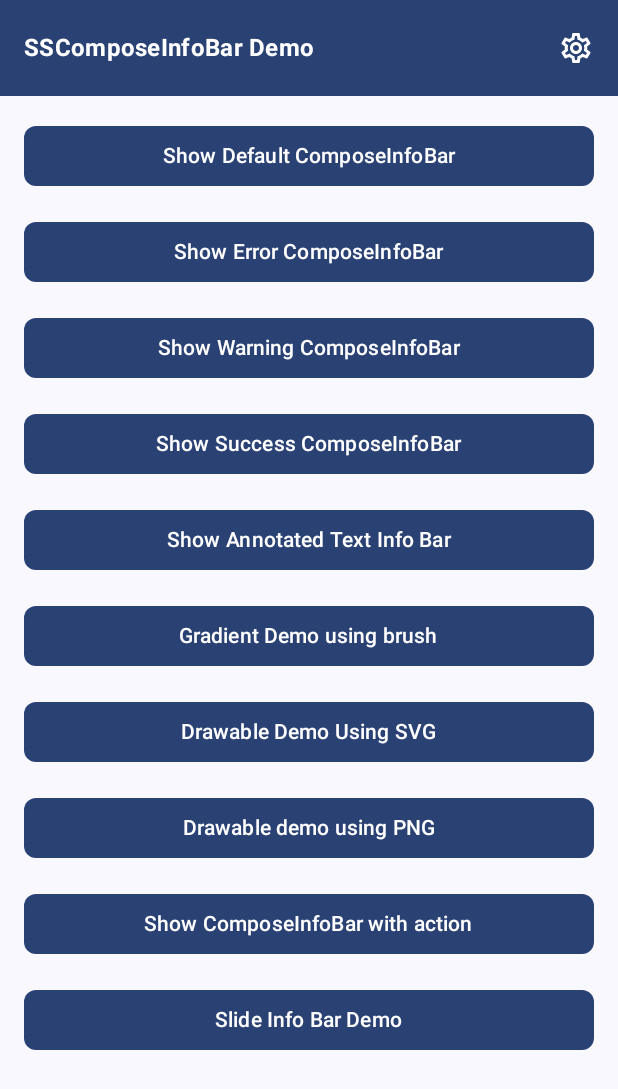
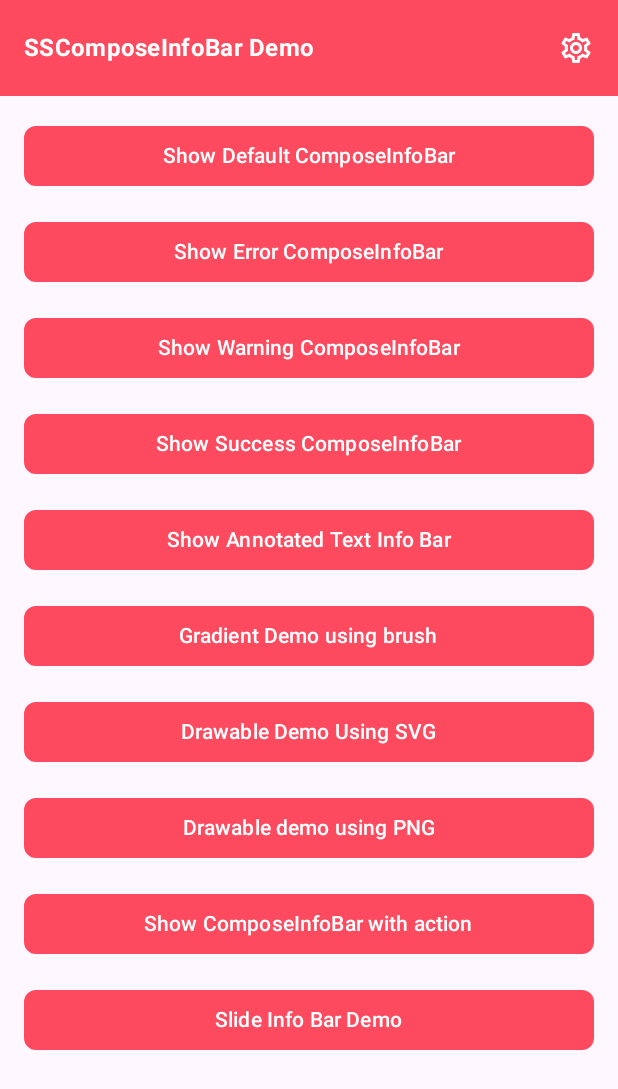
Before and after one commit to SimformSolutionsPvtLtd/SSCompose-CustomInfoBar, an Android app built with Jetpack Compose: the screen it shows after launch (MainActivity), on a phone screen of 412 x 824 dp. Shown: the top 1089 px of the screen. Run offline under Robolectric (Android 15) with nearby library versions, the phone set to English and light mode, and no system bars.

Commit message:
UNT-T26818: Theme changes

```diff
--- a/app/src/main/java/com/simform/sscustominfobarapp/home/Home.kt
+++ b/app/src/main/java/com/simform/sscustominfobarapp/home/Home.kt
@@ -1,9 +1,9 @@
 package com.simform.sscustominfobarapp.home
 
 import android.widget.Toast
-import androidx.compose.foundation.background
 import androidx.compose.foundation.layout.Arrangement
 import androidx.compose.foundation.layout.Box
+import androidx.compose.foundation.layout.PaddingValues
 import androidx.compose.foundation.layout.fillMaxSize
 import androidx.compose.foundation.layout.fillMaxWidth
 import androidx.compose.foundation.layout.height
@@ -14,6 +14,7 @@ import androidx.compose.foundation.lazy.rememberLazyListState
 import androidx.compose.material.icons.Icons
 import androidx.compose.material.icons.outlined.Settings
 import androidx.compose.material3.Button
+import androidx.compose.material3.ButtonDefaults
 import androidx.compose.material3.ExperimentalMaterial3Api
 import androidx.compose.material3.Icon
 import androidx.compose.material3.IconButton
@@ -32,10 +33,12 @@ import androidx.compose.runtime.rememberCoroutineScope
 import androidx.compose.runtime.setValue
 import androidx.compose.ui.Alignment
 import androidx.compose.ui.Modifier
+import androidx.compose.ui.graphics.Color
 import androidx.compose.ui.platform.LocalContext
 import androidx.compose.ui.res.stringResource
 import androidx.compose.ui.text.font.FontWeight
 import androidx.compose.ui.unit.dp
+import com.simform.sscustominfobar.animation.AnimationType
 import com.simform.sscustominfobar.main.SSComposeInfoBar
 import com.simform.sscustominfobar.main.SSComposeInfoBarDirection
 import com.simform.sscustominfobar.main.SSComposeInfoBarShapes
@@ -43,6 +46,7 @@ import com.simform.sscustominfobar.main.SSComposeInfoDuration
 import com.simform.sscustominfobar.main.SSComposeInfoHost
 import com.simform.sscustominfobar.main.SSComposeInfoHostState
 import com.simform.sscustominfobarapp.R
+import com.simform.sscustominfobarapp.ui.theme.SimformPink
 import com.simform.sscustominfobarapp.utils.AppDimens
 import com.simform.sscustominfobarapp.utils.ButtonType
 import com.simform.sscustominfobarapp.utils.InfoBarByButtonType
@@ -69,6 +73,7 @@ private fun CustomHomeButton(
     Button(
         modifier = Modifier.fillMaxWidth(),
         shape = MaterialTheme.shapes.small,
+        colors = ButtonDefaults.buttonColors(contentColor = Color.White, containerColor = SimformPink),
         onClick = {
             onClick(buttonType)
         }) {
@@ -89,7 +94,7 @@ fun HomeActionBar(modifier: Modifier = Modifier, onSettingClicked: () -> Unit) {
         title = {
             Text(
                 text = stringResource(R.string.ss_compose_info_bar_demo),
-                color = MaterialTheme.colorScheme.onPrimary,
+                color = Color.White,
                 style = MaterialTheme.typography.titleMedium,
                 fontWeight = FontWeight.Bold
             )
@@ -100,12 +105,12 @@ fun HomeActionBar(modifier: Modifier = Modifier, onSettingClicked: () -> Unit) {
                 Icon(
                     imageVector = Icons.Outlined.Settings,
                     contentDescription = stringResource(R.string.info_bar_settings),
-                    tint = MaterialTheme.colorScheme.onPrimary
+                    tint = Color.White
                 )
             }
         },
         colors = TopAppBarDefaults.topAppBarColors(
-            containerColor = MaterialTheme.colorScheme.primary,
+            containerColor = SimformPink,
             actionIconContentColor = MaterialTheme.colorScheme.onPrimary
         )
     )
@@ -132,6 +137,9 @@ fun SSCustomInfoBarHome() {
     var direction by remember {
         mutableStateOf((SSComposeInfoBarDirection.Top))
     }
+    var animationType by remember {
+        mutableStateOf((AnimationType.SlideVertically))
+    }
     val btnTypeQueue: Queue<ButtonType> = remember {
         LinkedList()
     }
@@ -155,7 +163,6 @@ fun SSCustomInfoBarHome() {
         topBar = {
             HomeActionBar(
                 modifier = Modifier
-                    .background(MaterialTheme.colorScheme.primary)
             ) {
                 shouldShowSettingSheet = shouldShowSettingSheet.not()
             }
@@ -167,6 +174,7 @@ fun SSCustomInfoBarHome() {
                 .padding(it),
             composeHostState = composeInfoHostState,
             direction = direction,
+            animationType = animationType,
             contentScrollState = lazyListState,
             enableNetworkMonitoring = isNetworkMonitoringEnabled,
             isSwipeToDismissEnabled = isSwipeToDismissEnabled,
@@ -186,8 +194,9 @@ fun SSCustomInfoBarHome() {
             LazyColumn(
                 modifier = Modifier
                     .fillMaxSize()
-                    .padding(AppDimens.DpMedium),
+                    .padding(horizontal = AppDimens.DpMedium),
                 state = lazyListState,
+                contentPadding = PaddingValues(vertical = AppDimens.DpMedium),
                 horizontalAlignment = Alignment.CenterHorizontally,
                 verticalArrangement = Arrangement.spacedBy(AppDimens.DpMedium)
             ) {
@@ -234,12 +243,15 @@ fun SSCustomInfoBarHome() {
                     SettingBottomSheet(
                         inputDuration = duration,
                         inputDirection = direction,
+                        inputAnimationType = animationType,
                         inputSwipeToDismissState = isSwipeToDismissEnabled,
                         inputNetworkObserverState = isNetworkMonitoringEnabled,
                         onCancel = { shouldShowSettingSheet = false },
-                        onConfirm = { selectedDuration, selectedDirection, swipeToDismissState, networkObserverState ->
+                        onConfirm = { selectedDuration, selectedDirection, selectedAnimation,
+                                      swipeToDismissState, networkObserverState ->
                             duration = selectedDuration
                             direction = selectedDirection
+                            animationType = selectedAnimation
                             isSwipeToDismissEnabled = swipeToDismissState
                             isNetworkMonitoringEnabled = networkObserverState
                             shouldShowSettingSheet = false
--- a/app/src/main/java/com/simform/sscustominfobarapp/ui/theme/Color.kt
+++ b/app/src/main/java/com/simform/sscustominfobarapp/ui/theme/Color.kt
@@ -2,10 +2,6 @@ package com.simform.sscustominfobarapp.ui.theme
 
 import androidx.compose.ui.graphics.Color
 
-val Purple80 = Color(0xFFD0BCFF)
-val PurpleGrey80 = Color(0xFFCCC2DC)
 val Pink80 = Color(0xFFEFB8C8)
-
-val Purple40 = Color(0xFF6650a4)
-val PurpleGrey40 = Color(0xFF625b71)
 val Pink40 = Color(0xFF7D5260)
+val SimformPink = Color(0xFFFD4A5E)
--- a/app/src/main/java/com/simform/sscustominfobarapp/ui/theme/Theme.kt
+++ b/app/src/main/java/com/simform/sscustominfobarapp/ui/theme/Theme.kt
@@ -8,17 +8,19 @@ import androidx.compose.material3.dynamicDarkColorScheme
 import androidx.compose.material3.dynamicLightColorScheme
 import androidx.compose.material3.lightColorScheme
 import androidx.compose.runtime.Composable
+import androidx.compose.ui.graphics.Color
 import androidx.compose.ui.platform.LocalContext
 
 private val DarkColorScheme = darkColorScheme(
-    primary = Purple80,
-    secondary = PurpleGrey80,
-    tertiary = Pink80
+    primary = SimformPink,
+    secondary = SimformPink,
+    tertiary = Pink80,
+    onPrimary = Color.White
 )
 
 private val LightColorScheme = lightColorScheme(
-    primary = Purple40,
-    secondary = PurpleGrey40,
+    primary = SimformPink,
+    secondary = SimformPink,
     tertiary = Pink40
 )
 
@@ -26,7 +28,7 @@ private val LightColorScheme = lightColorScheme(
 fun SSCustomInfoBarTheme(
     darkTheme: Boolean = isSystemInDarkTheme(),
     // Dynamic color is available on Android 12+
-    dynamicColor: Boolean = true,
+    dynamicColor: Boolean = false,
     content: @Composable () -> Unit
 ) {
     val colorScheme = when {
--- a/app/src/main/java/com/simform/sscustominfobarapp/utils/AppUtils.kt
+++ b/app/src/main/java/com/simform/sscustominfobarapp/utils/AppUtils.kt
@@ -2,6 +2,7 @@ package com.simform.sscustominfobarapp.utils
 
 import android.content.Context
 import android.widget.Toast
+import androidx.compose.material3.ButtonDefaults
 import androidx.compose.material3.MaterialTheme
 import androidx.compose.runtime.Composable
 import androidx.compose.ui.graphics.Brush
@@ -21,6 +22,7 @@ import com.simform.sscustominfobar.defaultInfoBars.WarningInfoBar
 import com.simform.sscustominfobar.main.SSComposeInfoBar
 import com.simform.sscustominfobar.main.SSComposeInfoBarColors
 import com.simform.sscustominfobar.main.SSComposeInfoBarData
+import com.simform.sscustominfobar.main.SSComposeInfoBarDefaults
 import com.simform.sscustominfobar.main.SSComposeInfoDuration
 import com.simform.sscustominfobar.main.SSComposeInfoHostState
 import com.simform.sscustominfobar.main.toSSCustomBackground
@@ -175,7 +177,7 @@ fun getButtonTitle(buttonType: ButtonType): Int {
 }
 
 private val titleAnnotated = buildAnnotatedString {
-    withStyle(SpanStyle(color = Color.Red)) {
+    withStyle(SpanStyle(color = Color.White)) {
         append("Hello")
     }
     withStyle(SpanStyle(color = Color.Blue)) {
@@ -186,10 +188,10 @@ private val descAnnotated = buildAnnotatedString {
     withStyle(SpanStyle(color = Color.Blue, fontSize = AppDimens.SpMedium)) {
         append("This")
     }
-    withStyle(SpanStyle(color = Color.Red, fontSize = AppDimens.SpMedium)) {
+    withStyle(SpanStyle(color = Color.White, fontSize = AppDimens.SpMedium)) {
         append(" is")
     }
-    withStyle(SpanStyle(color = Color.White, fontSize = AppDimens.SpMedium)) {
+    withStyle(SpanStyle(color = Color.Blue, fontSize = AppDimens.SpMedium)) {
         append(" an annotated string")
     }
 }
@@ -263,6 +265,9 @@ private fun DummyInfoBarWithAction(
         description = description,
         isInfinite = isInfinite,
         shape = shape,
+        contentColors = SSComposeInfoBarDefaults.colors.copy(
+            actionButtonColors = ButtonDefaults.elevatedButtonColors(containerColor = Color.White)
+        ),
         onCloseClicked = onClose,
         onActionClicked = {
             Toast.makeText(context, context.getString(R.string.action_clicked), Toast.LENGTH_SHORT)
--- a/app/src/main/res/values/strings.xml
+++ b/app/src/main/res/values/strings.xml
@@ -5,6 +5,7 @@
     <string name="info_bar_settings">Info Bar Settings</string>
     <string name="ss_compose_info_bar_demo">SSComposeInfoBar Demo</string>
     <string name="duration">Duration</string>
+    <string name="animation">Animation Type</string>
     <string name="direction">Direction</string>
     <string name="cancel">Cancel</string>
     <string name="confirm">Confirm</string>
--- a/sscustominfobar/src/main/java/com/simform/sscustominfobar/defaultInfoBars/ErrorInfoBar.kt
+++ b/sscustominfobar/src/main/java/com/simform/sscustominfobar/defaultInfoBars/ErrorInfoBar.kt
@@ -2,6 +2,7 @@ package com.simform.sscustominfobar.defaultInfoBars
 
 import androidx.compose.material.icons.Icons
 import androidx.compose.material.icons.outlined.ErrorOutline
+import androidx.compose.material3.ButtonDefaults
 import androidx.compose.material3.LocalTextStyle
 import androidx.compose.runtime.Composable
 import androidx.compose.ui.Modifier
@@ -52,7 +53,8 @@ fun ErrorInfoBar(
             iconColor = errorContentColor,
             titleColor = errorContentColor,
             descriptionColor = errorContentColor,
-            dismissIconColor = errorContentColor
+            dismissIconColor = errorContentColor,
+            actionButtonColors = ButtonDefaults.elevatedButtonColors()
         ),
         onCloseClicked = onCloseClicked,
         isInfinite = isInfinite
--- a/sscustominfobar/src/main/java/com/simform/sscustominfobar/main/SSComposeInfoHost.kt
+++ b/sscustominfobar/src/main/java/com/simform/sscustominfobar/main/SSComposeInfoHost.kt
@@ -6,6 +6,7 @@ import androidx.compose.foundation.layout.Box
 import androidx.compose.foundation.layout.PaddingValues
 import androidx.compose.foundation.lazy.LazyListState
 import androidx.compose.foundation.shape.RoundedCornerShape
+import androidx.compose.material3.ButtonDefaults
 import androidx.compose.material3.LocalTextStyle
 import androidx.compose.material3.MaterialTheme
 import androidx.compose.runtime.Composable
@@ -267,7 +268,8 @@ object SSComposeInfoBarDefaults {
             iconColor = MaterialTheme.colorScheme.onPrimary,
             titleColor = MaterialTheme.colorScheme.onPrimary,
             descriptionColor = MaterialTheme.colorScheme.onPrimary,
-            dismissIconColor = MaterialTheme.colorScheme.onPrimary
+            dismissIconColor = MaterialTheme.colorScheme.onPrimary,
+            actionButtonColors = ButtonDefaults.elevatedButtonColors()
         )
 
     /**
--- a/sscustominfobar/src/main/java/com/simform/sscustominfobar/res/Colors.kt
+++ b/sscustominfobar/src/main/java/com/simform/sscustominfobar/res/Colors.kt
@@ -6,3 +6,4 @@ internal val errorRed = Color(0xFFC72C41)
 internal val warningOrange = Color(0xFFCC561E)
 internal val successGreen = Color(0xFF0C7040)
 internal val white = Color.White
+val SliderColor = Color(0xFF5A2A2A)
```
Also changed, not shown: app/src/main/java/com/simform/sscustominfobarapp/home/SettingBottomSheet.kt (+37 -2 lines), sscustominfobar/src/main/java/com/simform/sscustominfobar/main/SSComposeInfoBar.kt (+12 -4 lines).
